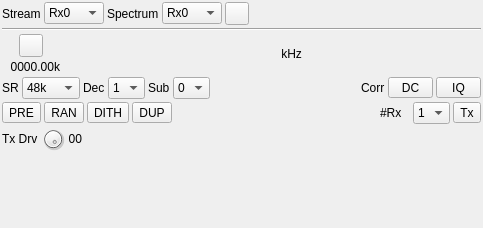
Qt form plugins/samplemimo/metismiso/metismisogui.ui (f4exb/sdrangel) before a commit.
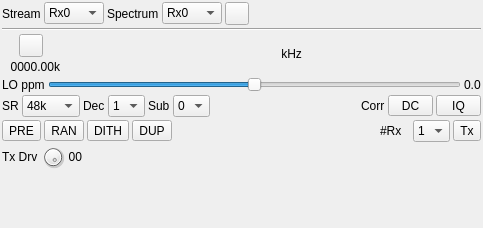
The same form after that commit. Icons and pictures are not drawn. Custom widgets are drawn as their Qt base class.

The edit to the form file:
```diff
--- a/plugins/samplemimo/metismiso/metismisogui.ui
+++ b/plugins/samplemimo/metismiso/metismisogui.ui
@@ -342,6 +342,49 @@
      </item>
     </layout>
    </item>
+   <item>
+    <layout class="QGridLayout" name="gridLayout_LOppm">
+     <property name="spacing">
+      <number>3</number>
+     </property>
+     <item row="0" column="0">
+      <widget class="QLabel" name="LOppmLabel">
+       <property name="toolTip">
+        <string>LO correction ppm</string>
+       </property>
+       <property name="text">
+        <string>LO ppm</string>
+       </property>
+      </widget>
+     </item>
+     <item row="0" column="1">
+      <widget class="QSlider" name="LOppm">
+       <property name="toolTip">
+        <string>Local Oscillator frequency correction (ppm)</string>
+       </property>
+       <property name="minimum">
+        <number>-500</number>
+       </property>
+       <property name="maximum">
+        <number>500</number>
+       </property>
+       <property name="pageStep">
+        <number>1</number>
+       </property>
+       <property name="orientation">
+        <enum>Qt::Horizontal</enum>
+       </property>
+      </widget>
+     </item>
+     <item row="0" column="2">
+      <widget class="QLabel" name="LOppmText">
+       <property name="text">
+        <string>0.0</string>
+       </property>
+      </widget>
+     </item>
+    </layout>
+   </item>
    <item>
     <layout class="QHBoxLayout" name="autoCorrectionsLayout">
      <item>
```
Left out of the diff: 2 changed lines with no effect on the pictures.
